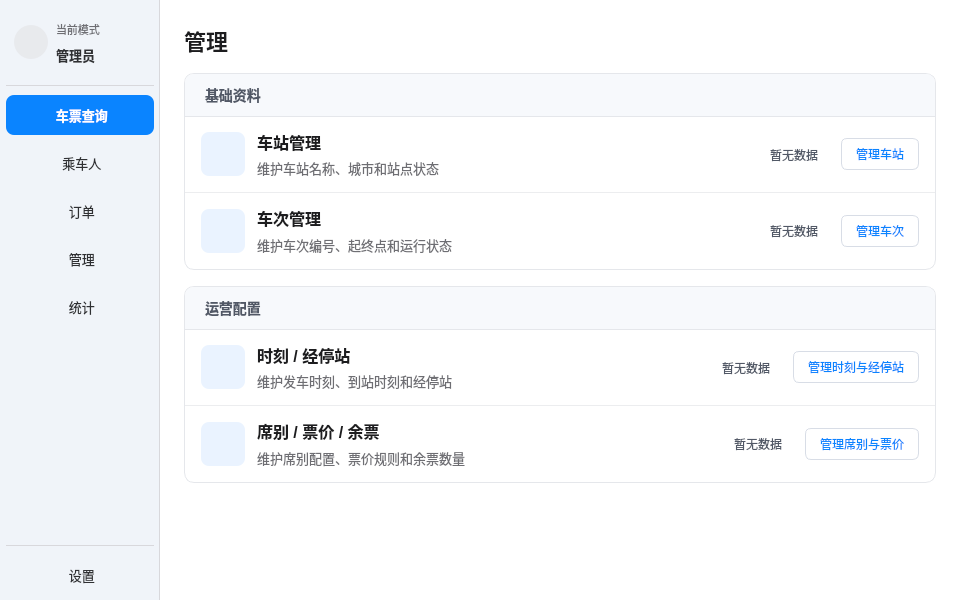
miunerofrade/seu-qt-summer-school, file src/app/mainwindow.ui: the form before one commit.
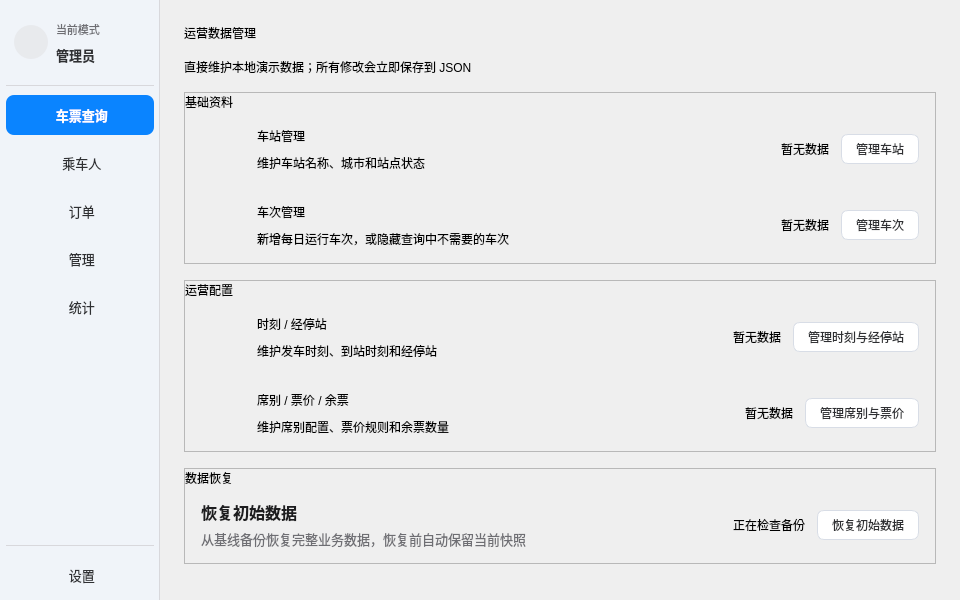
The form after the commit. The open tabs and pages were chosen to show the change. Icons and pictures are not drawn. Custom widgets are drawn as their Qt base class.

Commit message: feat:接入了12306查询接口

```diff
--- a/src/app/mainwindow.ui
+++ b/src/app/mainwindow.ui
@@ -1194,15 +1194,22 @@
     font-weight: 600;
 }
 
+QLabel#labelAdminSubtitle {
+    color: #6E6E73;
+    font-size: 13px;
+}
+
 QFrame#adminBaseGroup,
-QFrame#adminOperationGroup {
+QFrame#adminOperationGroup,
+QFrame#adminRecoveryGroup {
     background-color: #FFFFFF;
     border: 1px solid #E5E7EB;
     border-radius: 10px;
 }
 
 QLabel#labelAdminBaseGroup,
-QLabel#labelAdminOperationGroup {
+QLabel#labelAdminOperationGroup,
+QLabel#labelAdminRecoveryGroup {
     background-color: #F7F9FC;
     border: none;
     border-bottom: 1px solid #E5E7EB;
@@ -1217,7 +1224,8 @@
 QPushButton#btnManageStations,
 QPushButton#btnManageTrains,
 QPushButton#btnManageSchedules,
-QPushButton#btnManageSeats {
+QPushButton#btnManageSeats,
+QPushButton#btnResetAdminData {
     background-color: #FFFFFF;
     border: 1px solid #D8DDE6;
     border-radius: 6px;
@@ -1233,6 +1241,15 @@
     border-color: #A8CFFF;
 }
 
+QPushButton#btnResetAdminData {
+    color: #C9342C;
+}
+
+QPushButton#btnResetAdminData:hover {
+    background-color: #FFF3F2;
+    border-color: #F1B7B2;
+}
+
 QFrame#cardStationAdmin,
 QFrame#cardTrainAdmin,
 QFrame#cardScheduleAdmin,
@@ -1280,6 +1297,11 @@
     color: #515866;
     font-size: 12px;
     padding-right: 8px;
+}
+
+QLabel#labelAdminBackupData {
+    color: #6E6E73;
+    font-size: 12px;
 }</string>
        </property>
        <layout class="QVBoxLayout" name="verticalLayoutAdmin">
@@ -1290,9 +1312,10 @@
         <property name="bottomMargin"><number>24</number></property>
         <item>
          <widget class="QLabel" name="labelAdminTitle">
-          <property name="text"><string>管理</string></property>
+          <property name="text"><string>运营数据管理</string></property>
          </widget>
         </item>
+        <item><widget class="QLabel" name="labelAdminSubtitle"><property name="text"><string>直接维护本地演示数据；所有修改会立即保存到 JSON</string></property></widget></item>
         <item>
          <widget class="QFrame" name="adminBaseGroup">
           <property name="frameShape"><enum>QFrame::Shape::StyledPanel</enum></property>
@@ -1319,7 +1342,7 @@
              <layout class="QHBoxLayout" name="horizontalLayoutTrainAdmin">
               <property name="spacing"><number>12</number></property><property name="leftMargin"><number>16</number></property><property name="topMargin"><number>12</number></property><property name="rightMargin"><number>16</number></property><property name="bottomMargin"><number>12</number></property>
               <item><widget class="QLabel" name="labelTrainAdminIcon"><property name="minimumSize"><size><width>44</width><height>44</height></size></property><property name="maximumSize"><size><width>44</width><height>44</height></size></property><property name="pixmap"><pixmap resource="resources.qrc">:/icons/train-front.svg</pixmap></property><property name="alignment"><set>Qt::AlignmentFlag::AlignCenter</set></property></widget></item>
-              <item><layout class="QVBoxLayout" name="verticalLayoutTrainAdminText"><property name="spacing"><number>2</number></property><item><widget class="QLabel" name="labelTrainAdminTitle"><property name="text"><string>车次管理</string></property></widget></item><item><widget class="QLabel" name="labelTrainAdminDescription"><property name="text"><string>维护车次编号、起终点和运行状态</string></property></widget></item></layout></item>
+              <item><layout class="QVBoxLayout" name="verticalLayoutTrainAdminText"><property name="spacing"><number>2</number></property><item><widget class="QLabel" name="labelTrainAdminTitle"><property name="text"><string>车次管理</string></property></widget></item><item><widget class="QLabel" name="labelTrainAdminDescription"><property name="text"><string>新增每日运行车次，或隐藏查询中不需要的车次</string></property></widget></item></layout></item>
               <item><spacer name="horizontalSpacerTrainAdmin"><property name="orientation"><enum>Qt::Orientation::Horizontal</enum></property><property name="sizeHint" stdset="0"><size><width>40</width><height>20</height></size></property></spacer></item>
               <item><widget class="QLabel" name="labelTrainAdminData"><property name="text"><string>暂无数据</string></property></widget></item>
               <item><widget class="QPushButton" name="btnManageTrains"><property name="text"><string>管理车次</string></property></widget></item>
@@ -1365,6 +1388,28 @@
           </layout>
          </widget>
         </item>
+        <item>
+         <widget class="QFrame" name="adminRecoveryGroup">
+          <property name="frameShape"><enum>QFrame::Shape::StyledPanel</enum></property>
+          <layout class="QVBoxLayout" name="verticalLayoutAdminRecoveryGroup">
+           <property name="spacing"><number>0</number></property>
+           <property name="leftMargin"><number>0</number></property><property name="topMargin"><number>0</number></property><property name="rightMargin"><number>0</number></property><property name="bottomMargin"><number>0</number></property>
+           <item><widget class="QLabel" name="labelAdminRecoveryGroup"><property name="text"><string>数据恢复</string></property></widget></item>
+           <item>
+            <widget class="QFrame" name="cardAdminRecovery">
+             <property name="minimumSize"><size><width>0</width><height>76</height></size></property>
+             <layout class="QHBoxLayout" name="horizontalLayoutAdminRecovery">
+              <property name="spacing"><number>12</number></property><property name="leftMargin"><number>16</number></property><property name="topMargin"><number>12</number></property><property name="rightMargin"><number>16</number></property><property name="bottomMargin"><number>12</number></property>
+              <item><layout class="QVBoxLayout" name="verticalLayoutAdminRecoveryText"><property name="spacing"><number>2</number></property><item><widget class="QLabel" name="labelAdminRecoveryTitle"><property name="text"><string>恢复初始数据</string></property><property name="styleSheet"><string notr="true">font-size: 16px; font-weight: 600; color: #1D1D1F;</string></property></widget></item><item><widget class="QLabel" name="labelAdminRecoveryDescription"><property name="text"><string>从基线备份恢复完整业务数据，恢复前自动保留当前快照</string></property><property name="styleSheet"><string notr="true">color: #6E6E73; font-size: 13px;</string></property></widget></item></layout></item>
+              <item><spacer name="horizontalSpacerAdminRecovery"><property name="orientation"><enum>Qt::Orientation::Horizontal</enum></property><property name="sizeHint" stdset="0"><size><width>40</width><height>20</height></size></property></spacer></item>
+              <item><widget class="QLabel" name="labelAdminBackupData"><property name="text"><string>正在检查备份</string></property></widget></item>
+              <item><widget class="QPushButton" name="btnResetAdminData"><property name="text"><string>恢复初始数据</string></property></widget></item>
+             </layout>
+            </widget>
+           </item>
+          </layout>
+         </widget>
+        </item>
         <item>
          <spacer name="verticalSpacerAdminPage"><property name="orientation"><enum>Qt::Orientation::Vertical</enum></property><property name="sizeHint" stdset="0"><size><width>20</width><height>40</height></size></property></spacer>
         </item>
```
Left out of the diff: 6 changed lines with no effect on the pictures. The commit also changes 37 other files.
